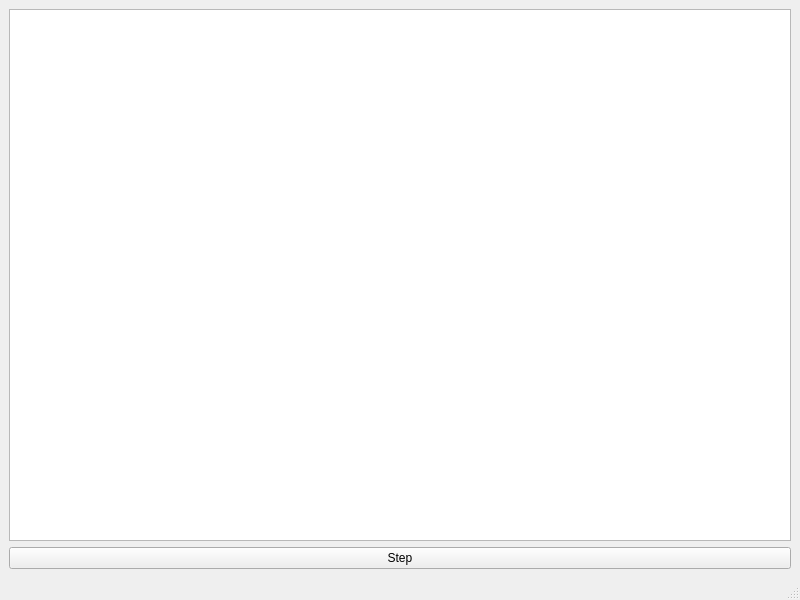
Old version of the form mainwindow.ui in the repository VelocityDv/Sorting-Visualizer.
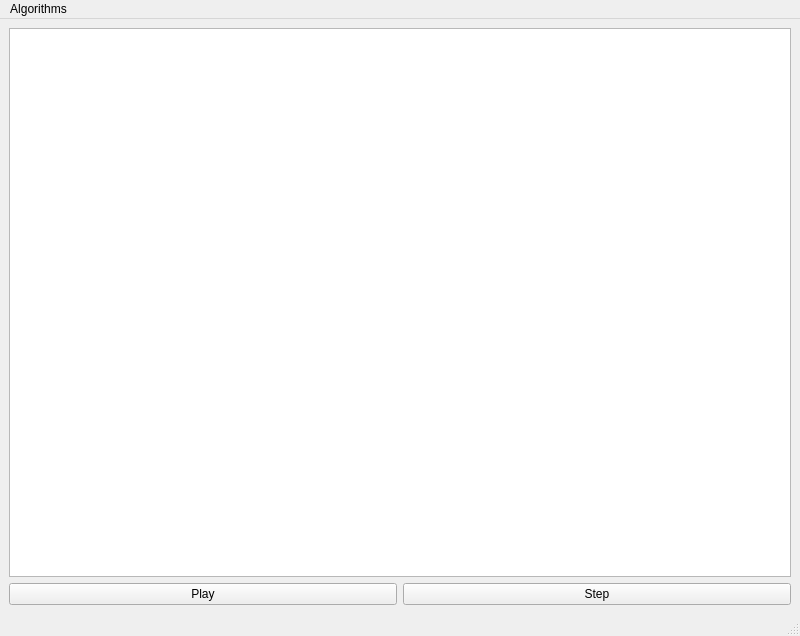
New version of the form.

Diff of the .ui file:
```diff
--- a/mainwindow.ui
+++ b/mainwindow.ui
@@ -7,7 +7,7 @@
     <x>0</x>
     <y>0</y>
     <width>800</width>
-    <height>600</height>
+    <height>636</height>
    </rect>
   </property>
   <property name="windowTitle">
@@ -19,6 +19,15 @@
      <widget class="QGraphicsView" name="graphicsView"/>
     </item>
     <item>
+     <layout class="QHBoxLayout" name="horizontalLayout">
+      <item>
+       <widget class="QPushButton" name="pushButton_togglePlay">
+        <property name="text">
+         <string>Play</string>
+        </property>
+       </widget>
+      </item>
+      <item>
      <widget class="QPushButton" name="pushButton_step">
       <property name="text">
        <string>Step</string>
@@ -26,6 +35,8 @@
      </widget>
     </item>
    </layout>
+    </item>
+   </layout>
   </widget>
   <widget class="QMenuBar" name="menubar">
    <property name="geometry">
@@ -36,6 +47,14 @@
      <height>22</height>
     </rect>
    </property>
+   <widget class="QMenu" name="menuAlgorithms">
+    <property name="title">
+     <string>Algorithms</string>
+    </property>
+    <addaction name="actionBubbleSort"/>
+    <addaction name="actionInsertionSort"/>
+   </widget>
+   <addaction name="menuAlgorithms"/>
   </widget>
   <widget class="QStatusBar" name="statusbar"/>
  </widget>
```
Left out of the diff: 10 changed lines with no effect on the pictures. Lines whose indentation alone changed are shown as unchanged.
